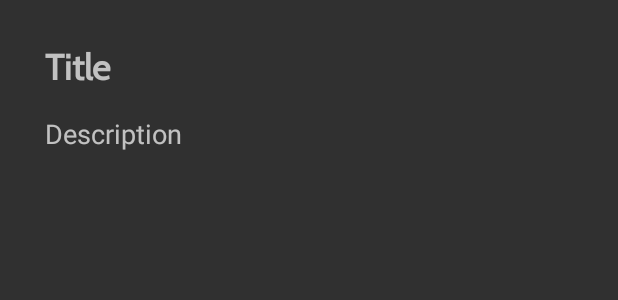
After one commit to davwen/CardPlayingApp, an Android app: the layout poker_hands_theory_item.xml on its own in the app's theme, with its tools: preview values and no code run, on a phone screen of 412 x 824 dp. The commit adds this screen. Shown: the top 300 px of the screen. Run offline under Robolectric (Android 15) with nearby library versions, the phone set to English and light mode, and no system bars.

Commit message:
Added rank descriptions. Also translated to Swedish.

```diff
--- /dev/null
+++ b/app/src/main/res/layout/poker_hands_theory_item.xml
@@ -0,0 +1,34 @@
+<?xml version="1.0" encoding="utf-8"?>
+<LinearLayout xmlns:android="http://schemas.android.com/apk/res/android"
+    android:layout_width="match_parent"
+    android:layout_height="wrap_content"
+    android:orientation="vertical"
+    android:weightSum="1">
+
+    <TextView
+        android:id="@+id/titleTxt"
+        android:layout_width="match_parent"
+        android:layout_height="wrap_content"
+        android:layout_weight="1"
+        android:fontFamily="@font/cabin"
+        android:paddingStart="30dp"
+        android:paddingTop="30dp"
+        android:paddingEnd="30dp"
+        android:paddingBottom="16dp"
+        android:text="Title"
+        android:textAllCaps="false"
+        android:textSize="24sp"
+        android:textStyle="bold" />
+
+    <TextView
+        android:id="@+id/descTxt"
+        android:layout_width="match_parent"
+        android:layout_height="wrap_content"
+        android:layout_weight="1"
+        android:fontFamily="sans-serif"
+        android:paddingStart="30dp"
+        android:paddingEnd="30dp"
+        android:text="Description"
+        android:textSize="18sp" />
+
+</LinearLayout>
```
Also changed, not shown: app/src/main/java/com/wenzel/cardplayingapp/MainActivity.kt (+10 -2 lines), app/src/main/java/com/wenzel/cardplayingapp/Ranks.kt (+27 -1 lines), app/src/main/java/com/wenzel/cardplayingapp/RanksAdapter.kt (added, +37 -0 lines), app/src/main/res/layout/activity_main.xml (+14 -2 lines), app/src/main/res/layout/fragment_ranks.xml (+19 -4 lines), app/src/main/res/values/strings.xml (+17 -2 lines), 1 other file.
